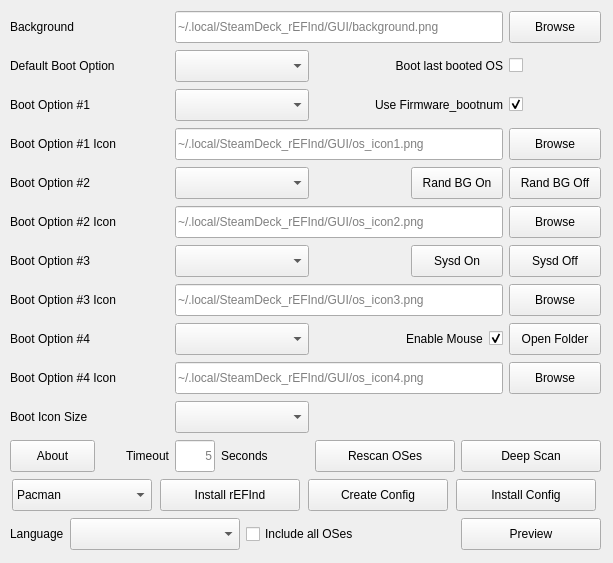
This is GUI/src/mainwindow.ui in jlobue10/SteamDeck_rEFInd as Qt 5 draws it before an edit. The edited form follows.
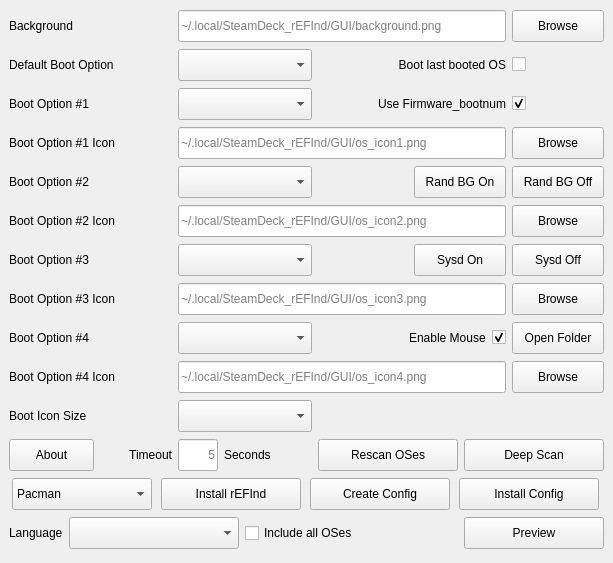
This is the edited form. Icons and pictures are not drawn.

Commit message:
Let the window auto-size to translated strings
The grid layout lived in a fixed-geometry layoutWidget inside a
613x563 min=max window, so longer translated strings squeezed or
elided instead of widening the UI. Install the grid as centralwidget's
real layout, drop the fixed window size, and pin the window to the
layout's sizeHint with QLayout::SetFixedSize — content-sized but still
not user-resizable. A deferred adjustSize() after LanguageChange
re-fits the window in both directions on a live language switch.

Port of the same change in the sibling rEFInd_GUI repo (PR #72 there).

```diff
--- a/GUI/src/mainwindow.ui
+++ b/GUI/src/mainwindow.ui
@@ -10,18 +10,6 @@
     <height>563</height>
    </rect>
   </property>
-  <property name="minimumSize">
-   <size>
-    <width>613</width>
-    <height>563</height>
-   </size>
-  </property>
-  <property name="maximumSize">
-   <size>
-    <width>613</width>
-    <height>563</height>
-   </size>
-  </property>
   <property name="windowTitle">
    <string>Steam Deck rEFInd Setup</string>
   </property>
@@ -30,16 +18,7 @@
     <normaloff>:/SteamDeck_rEFInd.png</normaloff>:/SteamDeck_rEFInd.png</iconset>
   </property>
   <widget class="QWidget" name="centralwidget">
-   <widget class="QWidget" name="layoutWidget">
-    <property name="geometry">
-     <rect>
-      <x>10</x>
-      <y>10</y>
-      <width>591</width>
-      <height>549</height>
-     </rect>
-    </property>
-    <layout class="QGridLayout" name="gridLayout_2">
+   <layout class="QGridLayout" name="gridLayout_2">
      <item row="0" column="5">
       <widget class="QPushButton" name="Background_pushButton">
        <property name="minimumSize">
@@ -990,7 +969,6 @@
       </widget>
      </item>
     </layout>
-   </widget>
   </widget>
  </widget>
  <resources/>
```
The commit also changes 1 other file.
